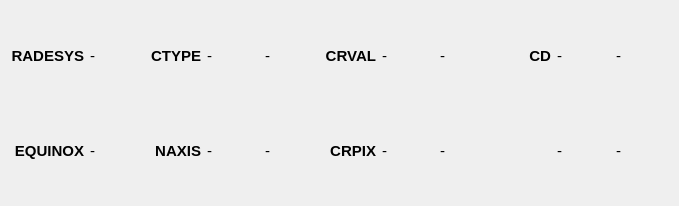
Before: the Qt Designer form gui/WcsInfoPanel.ui in kapadia/PinpointWCS, drawn with Qt 5.
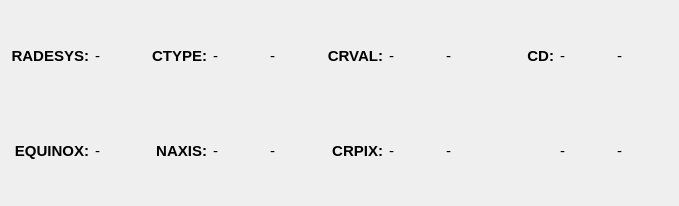
After: the same form once the commit is applied.

Commit message: Fixed the QStateMachine for the CoordinatePanel, though it can be more efficient.  Added GraphicsScene to get mouse coordinates.

```diff
--- a/gui/WcsInfoPanel.ui
+++ b/gui/WcsInfoPanel.ui
@@ -29,7 +29,7 @@
       </font>
      </property>
      <property name="text">
-      <string>RADESYS</string>
+      <string>RADESYS:</string>
      </property>
      <property name="alignment">
       <set>Qt::AlignRight|Qt::AlignTrailing|Qt::AlignVCenter</set>
@@ -58,7 +58,7 @@
       </font>
      </property>
      <property name="text">
-      <string>EQUINOX</string>
+      <string>EQUINOX:</string>
      </property>
      <property name="alignment">
       <set>Qt::AlignRight|Qt::AlignTrailing|Qt::AlignVCenter</set>
@@ -86,7 +86,7 @@
       </font>
      </property>
      <property name="text">
-      <string>CTYPE</string>
+      <string>CTYPE:</string>
      </property>
      <property name="alignment">
       <set>Qt::AlignRight|Qt::AlignTrailing|Qt::AlignVCenter</set>
@@ -116,7 +116,7 @@
       </font>
      </property>
      <property name="text">
-      <string>NAXIS</string>
+      <string>NAXIS:</string>
      </property>
      <property name="alignment">
       <set>Qt::AlignRight|Qt::AlignTrailing|Qt::AlignVCenter</set>
@@ -146,7 +146,7 @@
       </font>
      </property>
      <property name="text">
-      <string>CRVAL</string>
+      <string>CRVAL:</string>
      </property>
      <property name="alignment">
       <set>Qt::AlignRight|Qt::AlignTrailing|Qt::AlignVCenter</set>
@@ -176,7 +176,7 @@
       </font>
      </property>
      <property name="text">
-      <string>CRPIX</string>
+      <string>CRPIX:</string>
      </property>
      <property name="alignment">
       <set>Qt::AlignRight|Qt::AlignTrailing|Qt::AlignVCenter</set>
@@ -206,7 +206,7 @@
       </font>
      </property>
      <property name="text">
-      <string>CD</string>
+      <string>CD:</string>
      </property>
      <property name="alignment">
       <set>Qt::AlignRight|Qt::AlignTrailing|Qt::AlignVCenter</set>
```
The commit also changes 13 other files.
